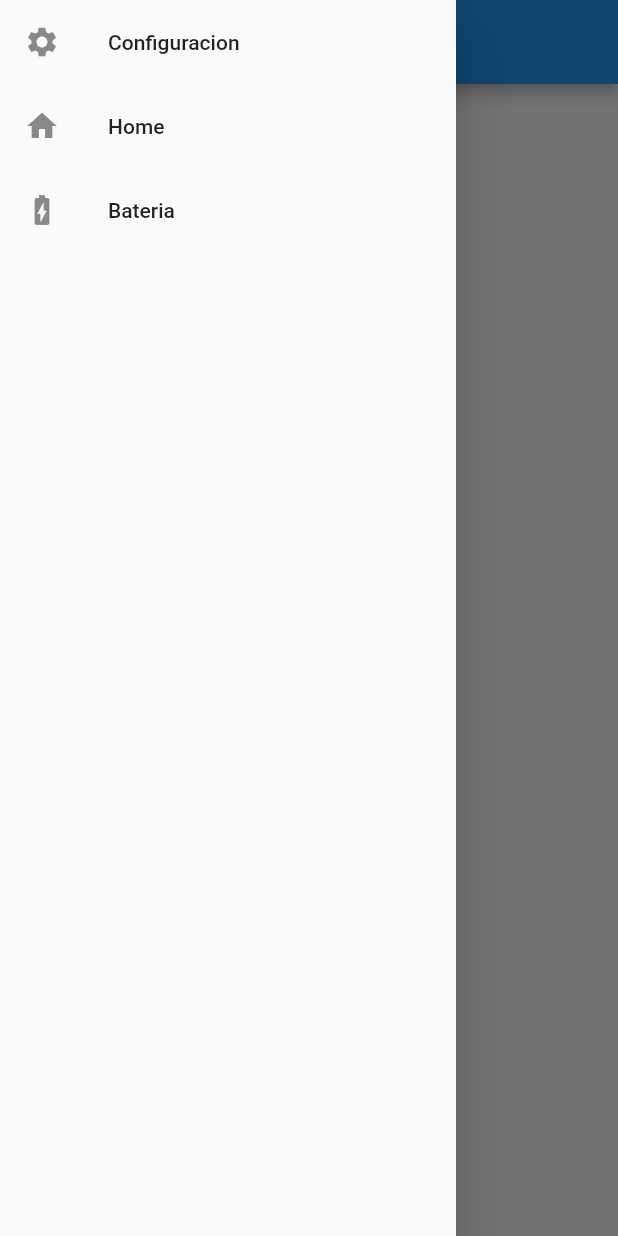
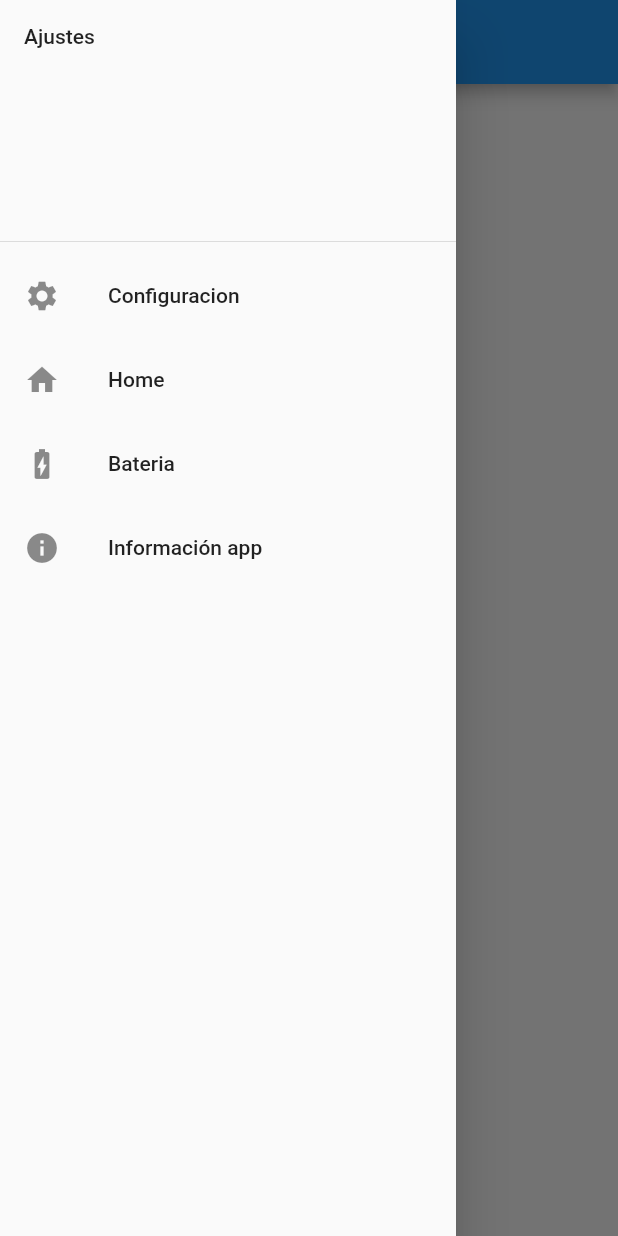
Before and after one commit to pacomgh/master_flutter_cero_experto, a Flutter app: the screen it shows after launch, with the side drawer open, on a phone screen of 412 x 824 dp. Run offline on Flutter 3.47's test engine with Material 2 defaults, Android fonts, the phone set to English and light mode, and no system bars.

Commit message:
add drawer_app files

```diff
--- a/drawer_app/lib/main.dart
+++ b/drawer_app/lib/main.dart
@@ -1,10 +1,16 @@
 import 'package:drawerapp/src/home.dart';
+import 'package:drawerapp/src/screens/battery.dart';
+import 'package:drawerapp/src/screens/settings.dart';
 import 'package:flutter/material.dart';
 
 void main(){
   runApp(
     MaterialApp(
       home: Home(),
+      routes: <String, WidgetBuilder>{
+        Settings.routeName:(BuildContext context)=>Settings(),
+        Battery.routeNAme:(BuildContext context)=>Battery(),
+      },
     )
   );
 }
--- a/drawer_app/lib/src/home.dart
+++ b/drawer_app/lib/src/home.dart
@@ -3,19 +3,35 @@ import 'package:flutter/material.dart';
 class Home extends StatelessWidget {
   const Home({Key key}): super(key: key);
 
-  ListTile getItem(Icon icon, String descripcion){
-    return ListTile(
-      leading: icon,
-      title: Text(descripcion),
+  Drawer getDrawer(BuildContext context) {
+    var header = DrawerHeader(child: Text('Ajustes'));
+    var info = AboutListTile(
+      child: Text("Información app"),
+      applicationIcon: Icon(Icons.favorite),
+      applicationVersion: 'v1.0.0',
+      icon: Icon(Icons.info)
     );
-  }
+    ListTile getItem(Icon icon, String descripcion, String route) {
+      return ListTile(
+        leading: icon,
+        title: Text(descripcion),
+        onTap: () {
+          Navigator.pushNamed(context, route);
+        },
+      );
+    }
 
-  ListView getList(){
-    return ListView(children: <Widget>[
-      getItem(Icon(Icons.settings), "Configuracion"),
-      getItem(Icon(Icons.home), "Home"),
-      getItem(Icon(Icons.battery_charging_full), "Bateria"),
-    ],);
+    ListView getList() {
+      return ListView(children: <Widget>[
+        header,
+        getItem(Icon(Icons.settings), "Configuracion", '/settings'),
+        getItem(Icon(Icons.home), "Home", '/'),
+        getItem(Icon(Icons.battery_charging_full), "Bateria", '/battery'),
+        info
+      ],
+      );
+    }
+    return Drawer(child: getList());
   }
 
   @override
@@ -24,7 +40,7 @@ class Home extends StatelessWidget {
       appBar: AppBar(
         title: Text("Página principal"),
       ),
-      drawer: Drawer(child: getList(),),
+      drawer: getDrawer(context),
     );
   }
 }
--- a/drawer_app/lib/src/screens/battery.dart
+++ b/drawer_app/lib/src/screens/battery.dart
@@ -2,7 +2,7 @@ import 'package:flutter/material.dart';
 
 class Battery extends StatelessWidget {
   const Battery({Key key}): super(key: key);
-
+  static const String routeNAme = '/battery';
   @override
   Widget build(BuildContext context) {
     return Scaffold(
--- a/drawer_app/lib/src/screens/settings.dart
+++ b/drawer_app/lib/src/screens/settings.dart
@@ -1,7 +1,8 @@
 import 'package:flutter/material.dart';
 
-class Setting extends StatelessWidget {
+class Settings extends StatelessWidget {
   const Settings({Key key}): super(key: key);
+  static const String routeName = '/settings';
   @override
   Widget build(BuildContext context) {
     return Scaffold(
```
